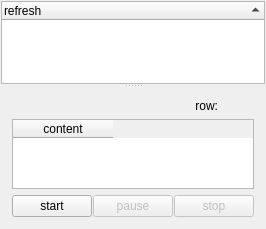
This is SaSH/form/luascriptform.ui in bestkakkoii/SaSH as Qt 5 draws it before an edit. The edited form follows.
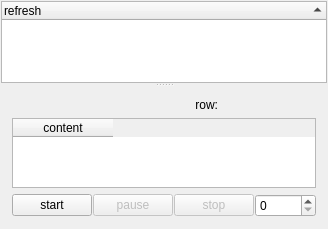
This is the edited form. Custom widgets are drawn as their Qt base class.

Diff of the .ui file:
```diff
--- a/SaSH/form/luascriptform.ui
+++ b/SaSH/form/luascriptform.ui
@@ -6,7 +6,7 @@
    <rect>
     <x>0</x>
     <y>0</y>
-    <width>265</width>
+    <width>285</width>
     <height>229</height>
    </rect>
   </property>
@@ -145,6 +145,16 @@
            </property>
           </widget>
          </item>
+         <item>
+          <widget class="QSpinBox" name="spinBox_speed">
+           <property name="maximum">
+            <number>10000</number>
+           </property>
+           <property name="stepType">
+            <enum>QAbstractSpinBox::AdaptiveDecimalStepType</enum>
+           </property>
+          </widget>
+         </item>
         </layout>
        </item>
       </layout>
```
